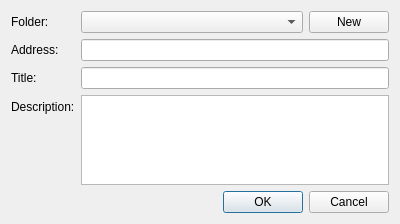
OtterBrowser/otter-browser, file src/ui/BookmarkPropertiesDialog.ui: the form before one commit.
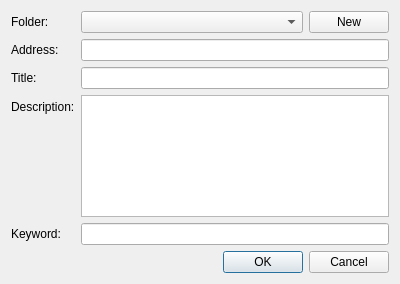
The form after the commit.

Commit message: Bookmark keywords

What changed in the file:
```diff
--- a/src/ui/BookmarkPropertiesDialog.ui
+++ b/src/ui/BookmarkPropertiesDialog.ui
@@ -7,7 +7,7 @@
     <x>0</x>
     <y>0</y>
     <width>400</width>
-    <height>224</height>
+    <height>284</height>
    </rect>
   </property>
   <layout class="QVBoxLayout" name="verticalLayout">
@@ -90,6 +90,16 @@
        </property>
       </widget>
      </item>
+     <item row="4" column="0">
+      <widget class="QLabel" name="keywordLabel">
+       <property name="text">
+        <string>Keyword:</string>
+       </property>
+      </widget>
+     </item>
+     <item row="4" column="1">
+      <widget class="QLineEdit" name="keywordLineEdit"/>
+     </item>
     </layout>
    </item>
    <item>
```
The commit also changes 5 other files.
